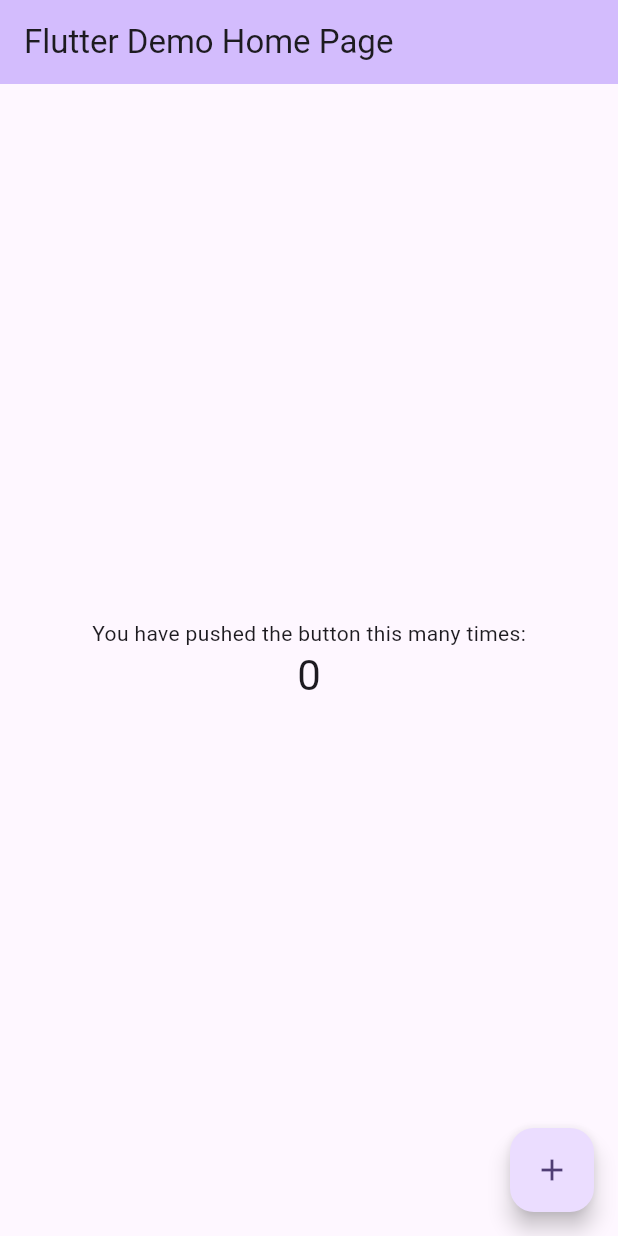
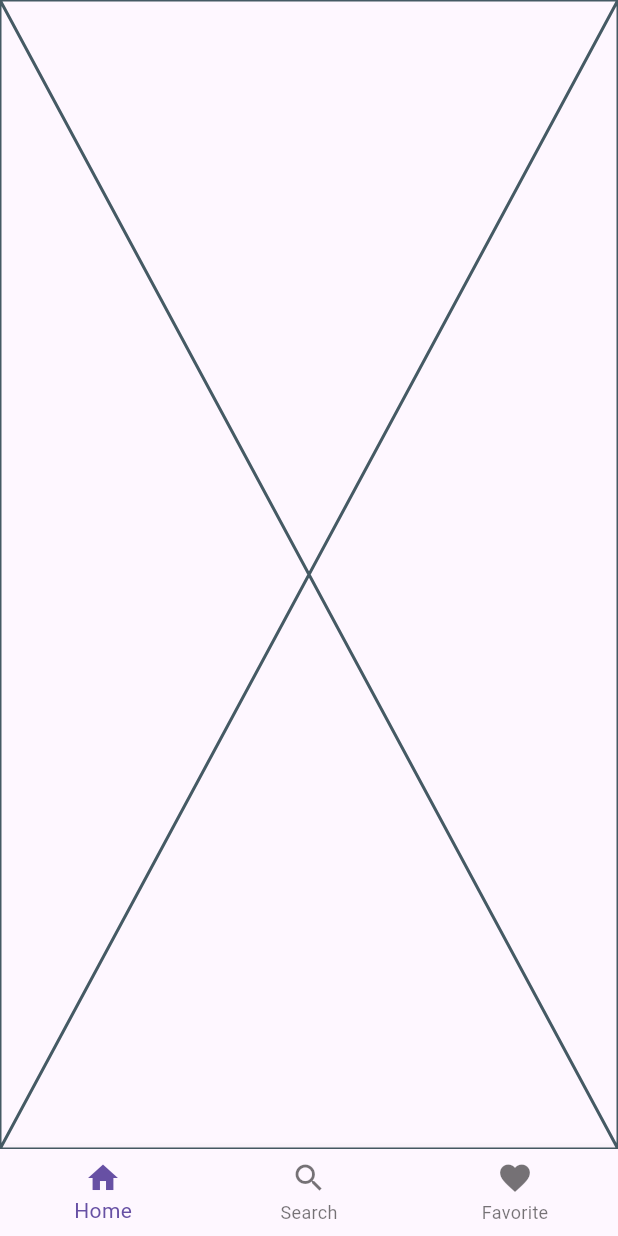
Before and after one commit to cmdn-haonguyen/flutter_boilerplate, a Flutter app: the screen it shows after launch, on a phone screen of 412 x 824 dp. Run offline on Flutter 3.47's test engine with Material 3 defaults, Android fonts, the phone set to English and light mode, and no system bars; our stand-ins replace go_router.

Commit message:
feat: added router

```diff
--- /dev/null
+++ b/lib/core/Router/app_router.dart
@@ -0,0 +1,61 @@
+import 'package:flutter/material.dart';
+import 'package:go_router/go_router.dart';
+import 'package:flutter_boilerplate/presentation/pages/favorite_page.dart';
+import 'package:flutter_boilerplate/presentation/pages/home_page.dart';
+import 'package:flutter_boilerplate/presentation/pages/search_page.dart';
+
+class AppRouter {
+  static final _shellKey = GlobalKey<NavigatorState>();
+
+  static final router = GoRouter(
+    initialLocation: '/home',
+    routes: [
+      ShellRoute(
+        navigatorKey: _shellKey,
+        builder: (context, state, child) {
+          final currentLocation = state.uri.path;
+
+          return Scaffold(
+            body: child,
+            bottomNavigationBar: BottomNavigationBar(
+              currentIndex: _calculateSelectedIndex(currentLocation),
+              onTap: (index) => _onTap(context, index),
+              items: const [
+                BottomNavigationBarItem(icon: Icon(Icons.home), label: 'Home'),
+                BottomNavigationBarItem(
+                    icon: Icon(Icons.search), label: 'Search'),
+                BottomNavigationBarItem(
+                    icon: Icon(Icons.favorite), label: 'Favorite'),
+              ],
+            ),
+          );
+        },
+        routes: [
+          GoRoute(path: '/home', builder: (_, __) => HomePage()),
+          GoRoute(path: '/search', builder: (_, __) => SearchPage()),
+          GoRoute(path: '/favorite', builder: (_, __) => FavoritePage()),
+        ],
+      ),
+    ],
+  );
+
+  static int _calculateSelectedIndex(String location) {
+    if (location.startsWith('/search')) return 1;
+    if (location.startsWith('/favorite')) return 2;
+    return 0;
+  }
+
+  static void _onTap(BuildContext context, int index) {
+    switch (index) {
+      case 0:
+        context.go('/home');
+        break;
+      case 1:
+        context.go('/search');
+        break;
+      case 2:
+        context.go('/favorite');
+        break;
+    }
+  }
+}
--- a/lib/main.dart
+++ b/lib/main.dart
@@ -1,4 +1,5 @@
 import 'package:flutter/material.dart';
+import 'package:flutter_boilerplate/core/Router/app_router.dart';
 
 void main() {
   runApp(const MyApp());
@@ -7,119 +8,11 @@ void main() {
 class MyApp extends StatelessWidget {
   const MyApp({super.key});
 
-  // This widget is the root of your application.
   @override
   Widget build(BuildContext context) {
-    return MaterialApp(
-      title: 'Flutter Demo',
-      theme: ThemeData(
-        // This is the theme of your application.
-        //
-        // TRY THIS: Try running your application with "flutter run". You'll see
-        // the application has a purple toolbar. Then, without quitting the app,
-        // try changing the seedColor in the colorScheme below to Colors.green
-        // and then invoke "hot reload" (save your changes or press the "hot
-        // reload" button in a Flutter-supported IDE, or press "r" if you used
-        // the command line to start the app).
-        //
-        // Notice that the counter didn't reset back to zero; the application
-        // state is not lost during the reload. To reset the state, use hot
-        // restart instead.
-        //
-        // This works for code too, not just values: Most code changes can be
-        // tested with just a hot reload.
-        colorScheme: ColorScheme.fromSeed(seedColor: Colors.deepPurple),
-        useMaterial3: true,
-      ),
-      home: const MyHomePage(title: 'Flutter Demo Home Page'),
+    return MaterialApp.router(
+      debugShowCheckedModeBanner: false,
+      routerConfig: AppRouter.router,
     );
   }
 }
-
-class MyHomePage extends StatefulWidget {
-  const MyHomePage({super.key, required this.title});
-
-  // This widget is the home page of your application. It is stateful, meaning
-  // that it has a State object (defined below) that contains fields that affect
-  // how it looks.
-
-  // This class is the configuration for the state. It holds the values (in this
-  // case the title) provided by the parent (in this case the App widget) and
-  // used by the build method of the State. Fields in a Widget subclass are
-  // always marked "final".
-
-  final String title;
-
-  @override
-  State<MyHomePage> createState() => _MyHomePageState();
-}
-
-class _MyHomePageState extends State<MyHomePage> {
-  int _counter = 0;
-
-  void _incrementCounter() {
-    setState(() {
-      // This call to setState tells the Flutter framework that something has
-      // changed in this State, which causes it to rerun the build method below
-      // so that the display can reflect the updated values. If we changed
-      // _counter without calling setState(), then the build method would not be
-      // called again, and so nothing would appear to happen.
-      _counter++;
-    });
-  }
-
-  @override
-  Widget build(BuildContext context) {
-    // This method is rerun every time setState is called, for instance as done
-    // by the _incrementCounter method above.
-    //
-    // The Flutter framework has been optimized to make rerunning build methods
-    // fast, so that you can just rebuild anything that needs updating rather
-    // than having to individually change instances of widgets.
-    return Scaffold(
-      appBar: AppBar(
-        // TRY THIS: Try changing the color here to a specific color (to
-        // Colors.amber, perhaps?) and trigger a hot reload to see the AppBar
-        // change color while the other colors stay the same.
-        backgroundColor: Theme.of(context).colorScheme.inversePrimary,
-        // Here we take the value from the MyHomePage object that was created by
-        // the App.build method, and use it to set our appbar title.
-        title: Text(widget.title),
-      ),
-      body: Center(
-        // Center is a layout widget. It takes a single child and positions it
-        // in the middle of the parent.
-        child: Column(
-          // Column is also a layout widget. It takes a list of children and
-          // arranges them vertically. By default, it sizes itself to fit its
-          // children horizontally, and tries to be as tall as its parent.
-          //
-          // Column has various properties to control how it sizes itself and
-          // how it positions its children. Here we use mainAxisAlignment to
-          // center the children vertically; the main axis here is the vertical
-          // axis because Columns are vertical (the cross axis would be
-          // horizontal).
-          //
-          // TRY THIS: Invoke "debug painting" (choose the "Toggle Debug Paint"
-          // action in the IDE, or press "p" in the console), to see the
-          // wireframe for each widget.
-          mainAxisAlignment: MainAxisAlignment.center,
-          children: <Widget>[
-            const Text(
-              'You have pushed the button this many times:',
-            ),
-            Text(
-              '$_counter',
-              style: Theme.of(context).textTheme.headlineMedium,
-            ),
-          ],
-        ),
-      ),
-      floatingActionButton: FloatingActionButton(
-        onPressed: _incrementCounter,
-        tooltip: 'Increment',
-        child: const Icon(Icons.add),
-      ), // This trailing comma makes auto-formatting nicer for build methods.
-    );
-  }
-}
--- /dev/null
+++ b/lib/presentation/pages/favorite_page.dart
@@ -0,0 +1,15 @@
+import 'package:flutter/material.dart';
+
+class FavoritePage extends StatefulWidget {
+  const FavoritePage({super.key});
+
+  @override
+  State<FavoritePage> createState() => _FavoritePageState();
+}
+
+class _FavoritePageState extends State<FavoritePage> {
+  @override
+  Widget build(BuildContext context) {
+    return const Placeholder();
+  }
+}
--- /dev/null
+++ b/lib/presentation/pages/home_page.dart
@@ -0,0 +1,10 @@
+import 'package:flutter/material.dart';
+
+class HomePage extends StatelessWidget {
+  const HomePage({super.key});
+
+  @override
+  Widget build(BuildContext context) {
+    return const Placeholder();
+  }
+}
--- /dev/null
+++ b/lib/presentation/pages/search_page.dart
@@ -0,0 +1,15 @@
+import 'package:flutter/material.dart';
+
+class SearchPage extends StatefulWidget {
+  const SearchPage({super.key});
+
+  @override
+  State<SearchPage> createState() => _SearchPageState();
+}
+
+class _SearchPageState extends State<SearchPage> {
+  @override
+  Widget build(BuildContext context) {
+    return const Placeholder();
+  }
+}
--- a/pubspec.yaml
+++ b/pubspec.yaml
@@ -35,6 +35,7 @@ dependencies:
   get_it: ^7.6.0
   equatable: ^2.0.5
   freezed_annotation: ^2.4.1
+  go_router: ^13.0.0
 
   # The following adds the Cupertino Icons font to your application.
   # Use with the CupertinoIcons class for iOS style icons.
```
Also changed, not shown: pubspec.lock.
